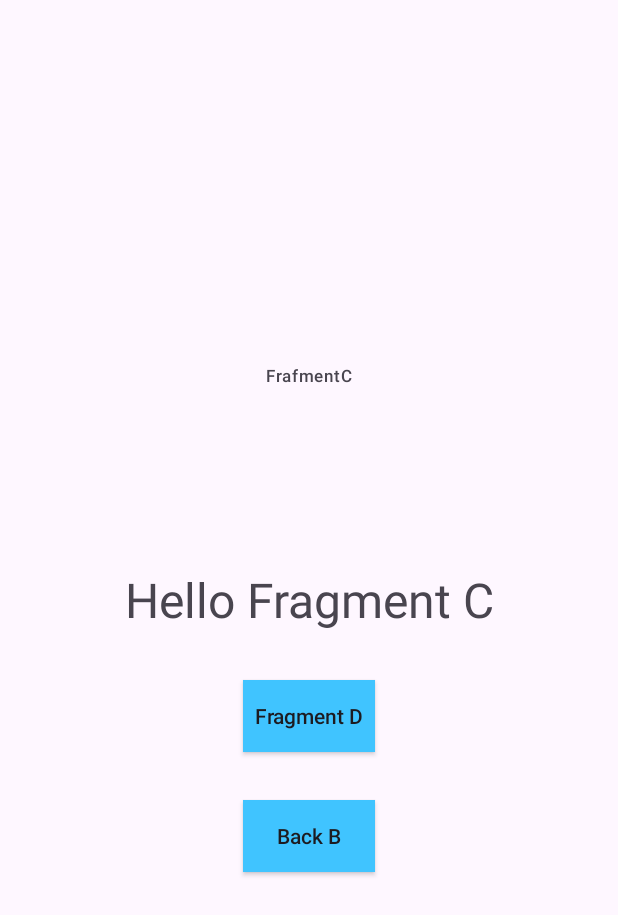
After one commit to GenrikhsAlexandr/AndroidIntesive, an Android app: the layout fragment_c.xml on its own in the app's theme, with its tools: preview values and no code run, on a phone screen of 412 x 824 dp. The commit adds this screen. Shown: the top 915 px of the screen. Run offline under Robolectric (Android 15) with nearby library versions, the phone set to English and light mode, and no system bars.

Commit message:
create 4 fragments

```diff
--- /dev/null
+++ b/app/src/main/res/layout/fragment_c.xml
@@ -0,0 +1,46 @@
+<?xml version="1.0" encoding="utf-8"?>
+<LinearLayout xmlns:android="http://schemas.android.com/apk/res/android"
+    xmlns:tools="http://schemas.android.com/tools"
+    android:layout_width="match_parent"
+    android:layout_height="match_parent"
+    android:gravity="center"
+    android:orientation="vertical"
+    tools:context=".CFragment">
+
+    <androidx.appcompat.widget.AppCompatTextView
+        android:id="@+id/nameFragment"
+        android:layout_width="wrap_content"
+        android:layout_height="wrap_content"
+        android:layout_marginBottom="120dp"
+        android:text="FrafmentC"
+        android:textAppearance="@style/TextAppearance.Material3.LabelSmall"/>
+
+    <androidx.appcompat.widget.AppCompatTextView
+        android:id="@+id/tvHello"
+        android:layout_width="wrap_content"
+        android:layout_height="wrap_content"
+        android:gravity="center"
+        android:textAppearance="@style/TextAppearance.Material3.HeadlineLarge"
+        tools:text="Hello Fragment C" />
+
+
+    <androidx.appcompat.widget.AppCompatButton
+        android:id="@+id/btFragmentD"
+        android:layout_width="wrap_content"
+        android:layout_height="wrap_content"
+        android:layout_marginTop="32dp"
+        android:background="#40C4FF"
+        android:text="Fragment D"
+        android:textAllCaps="false" />
+
+    <androidx.appcompat.widget.AppCompatButton
+        android:id="@+id/btBackB"
+        android:layout_width="wrap_content"
+        android:layout_height="wrap_content"
+        android:layout_marginTop="32dp"
+        android:background="#40C4FF"
+        android:text="Back B"
+        android:textAllCaps="false" />
+
+
+</LinearLayout>
--- a/app/src/main/res/values/strings.xml
+++ b/app/src/main/res/values/strings.xml
@@ -1,3 +1,5 @@
 <resources>
     <string name="app_name">AndroidIntesive</string>
+    <!-- TODO: Remove or change this placeholder text -->
+    <string name="hello_blank_fragment">Hello blank fragment</string>
 </resources>
```
Also changed, not shown: app/src/main/java/com/genrikhsalexandr/androidintesive/AFragment.kt (added, +35 -0 lines), app/src/main/java/com/genrikhsalexandr/androidintesive/BFragment.kt (added, +44 -0 lines), app/src/main/java/com/genrikhsalexandr/androidintesive/CFragment.kt (added, +41 -0 lines), app/src/main/java/com/genrikhsalexandr/androidintesive/DFragment.kt (added, +30 -0 lines), app/src/main/res/layout/activity_main.xml (+6 -12 lines), app/src/main/res/layout/fragment_a.xml (added, +28 -0 lines), app/src/main/res/layout/fragment_b.xml (added, +37 -0 lines), app/src/main/res/layout/fragment_d.xml (added, +28 -0 lines).
